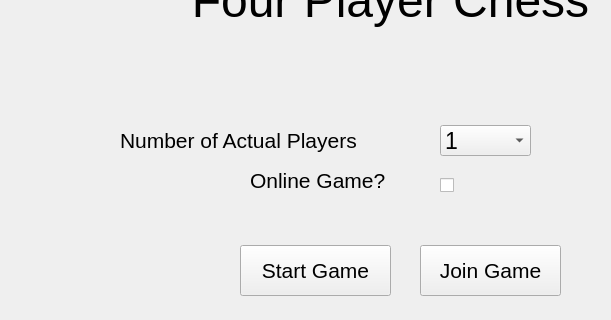
Old version of the form ChessGame/menuwindow.ui in the repository mryigitsen/COMP2012H-4PChess; both pictures show x 0 to 611 and y 115 to 435 of the 800 by 600 pixel window.
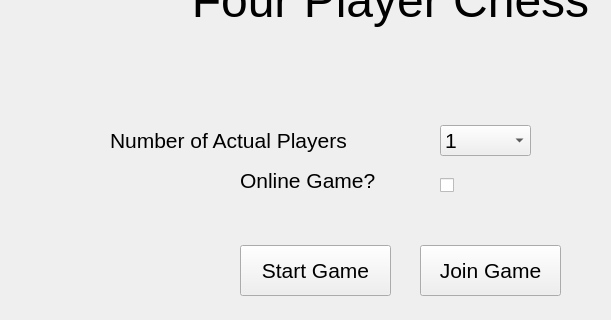
New version of the form.

Patch:
```diff
--- a/ChessGame/menuwindow.ui
+++ b/ChessGame/menuwindow.ui
@@ -17,14 +17,15 @@
    <widget class="QLabel" name="label_2">
     <property name="geometry">
      <rect>
-      <x>250</x>
+      <x>240</x>
       <y>280</y>
-      <width>171</width>
+      <width>181</width>
       <height>31</height>
      </rect>
     </property>
     <property name="font">
      <font>
+      <family>Arial</family>
       <pointsize>16</pointsize>
      </font>
     </property>
@@ -121,7 +122,8 @@
     </property>
     <property name="font">
      <font>
-      <pointsize>17</pointsize>
+      <family>Arial</family>
+      <pointsize>16</pointsize>
      </font>
     </property>
     <item>
@@ -148,14 +150,15 @@
    <widget class="QLabel" name="label">
     <property name="geometry">
      <rect>
-      <x>120</x>
+      <x>110</x>
       <y>240</y>
-      <width>301</width>
+      <width>311</width>
       <height>31</height>
      </rect>
     </property>
     <property name="font">
      <font>
+      <family>Arial</family>
       <pointsize>16</pointsize>
      </font>
     </property>
```
Left out of the diff: 3 changed lines with no effect on the pictures.
